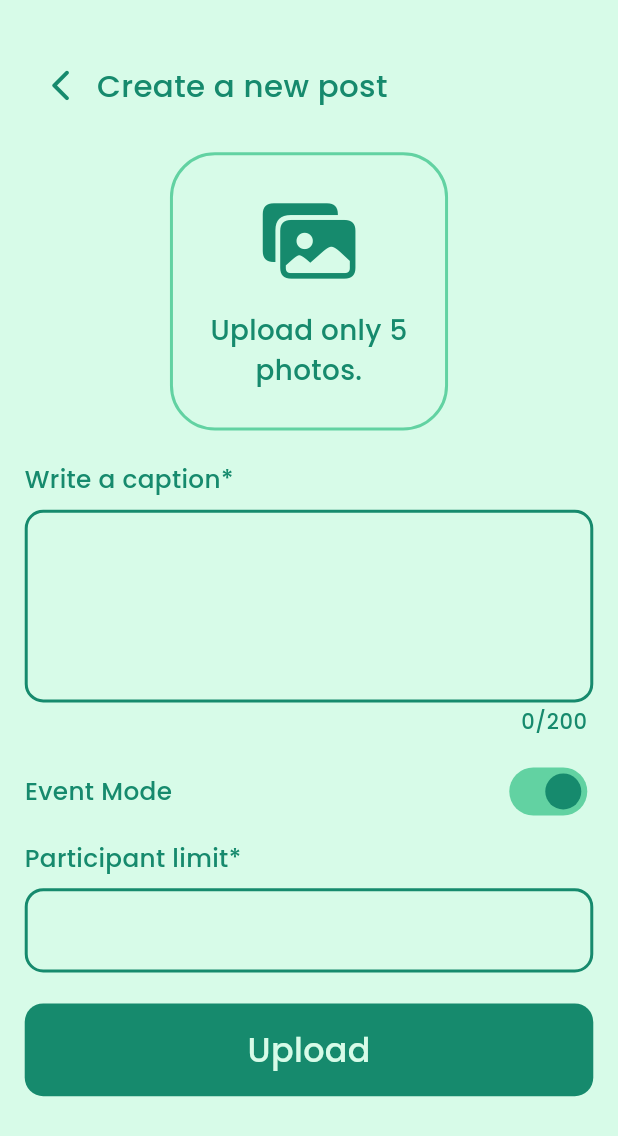
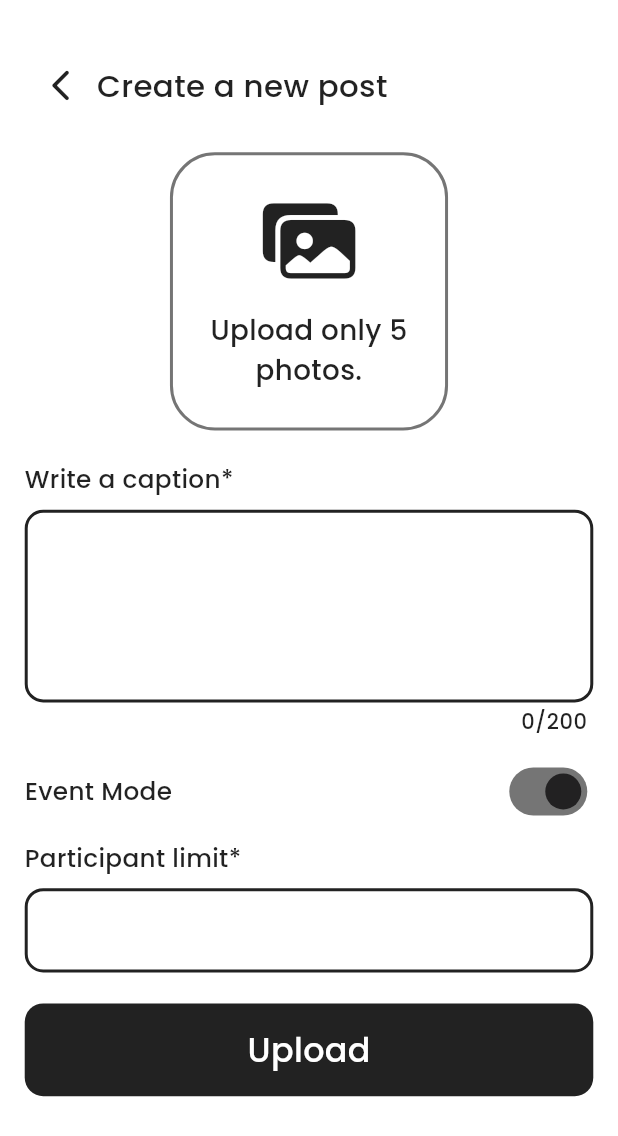
Before and after one commit to shaurmittal/Skyler-App, a Flutter app: the CreatePostPage screen opened directly, on a phone screen of 412 x 824 dp. Shown: the top 1136 px of the screen. Run offline on Flutter 3.47's test engine with Material 3 defaults, Android fonts, the phone set to English and light mode, and no system bars; our stand-ins replace cached_network_image, carousel_slider, cloud_firestore, firebase_auth, firebase_core, firebase_storage and 6 more; accounts and stored records are empty.

Commit message:
changed colours

```diff
--- a/lib/constants/color_constants.dart
+++ b/lib/constants/color_constants.dart
@@ -1,9 +1,9 @@
 import 'package:flutter/material.dart';
 
 class ColorConstants {
-  static const Color darkGreen = Color.fromARGB(255, 22, 138, 109);
-  static const Color green = Color(0xFF62D2A2);
-  static const Color lightGreen = Color(0xFFD7FBE8);
+  static const Color darkGreen = Colors.black87;
+  static const Color green = Colors.black54;
+  static const Color lightGreen = Colors.white;
   static const Color white = Colors.white;
   static const Color black = Colors.black;
   static const Color grey = Colors.grey;
--- a/lib/elements/home/pages/home_page.dart
+++ b/lib/elements/home/pages/home_page.dart
@@ -59,12 +59,6 @@ class HomePage extends GetView<HomeController> {
               ),
               SizedBox(
                 width: SizeConfig.getPercentSize(2),
-              ),
-              Image.asset(
-                'assets/earth.png',
-                height: SizeConfig.getPercentSize(8),
-                width: SizeConfig.getPercentSize(8),
-                fit: BoxFit.cover,
               ),
             ],
           ),
```
